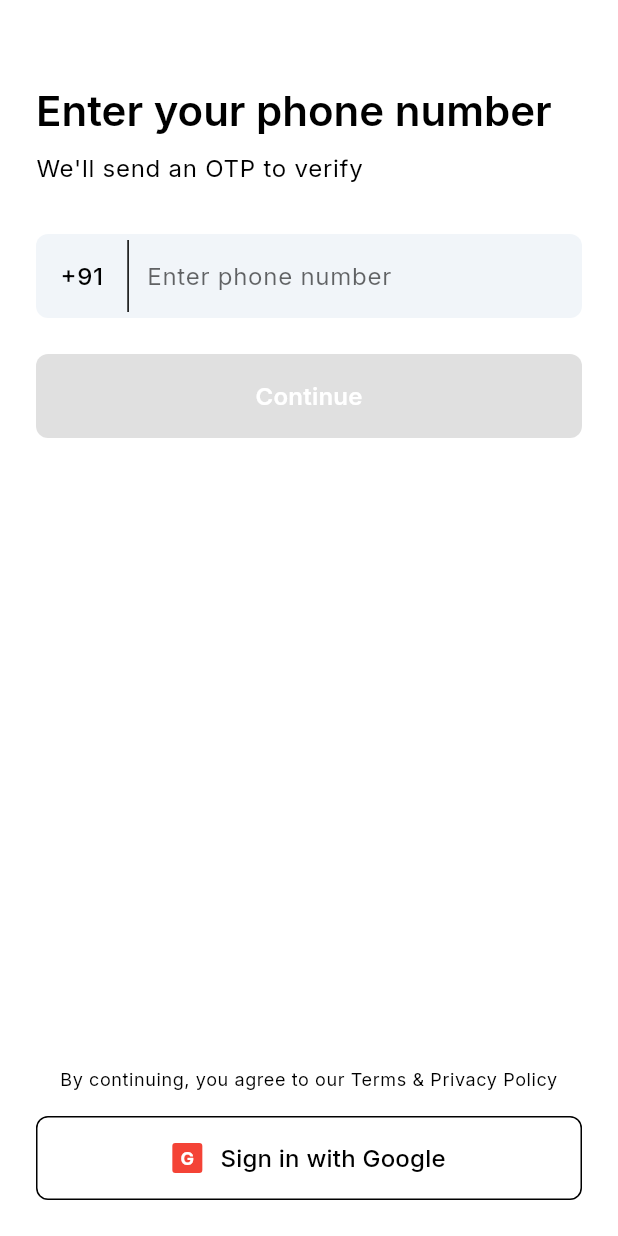
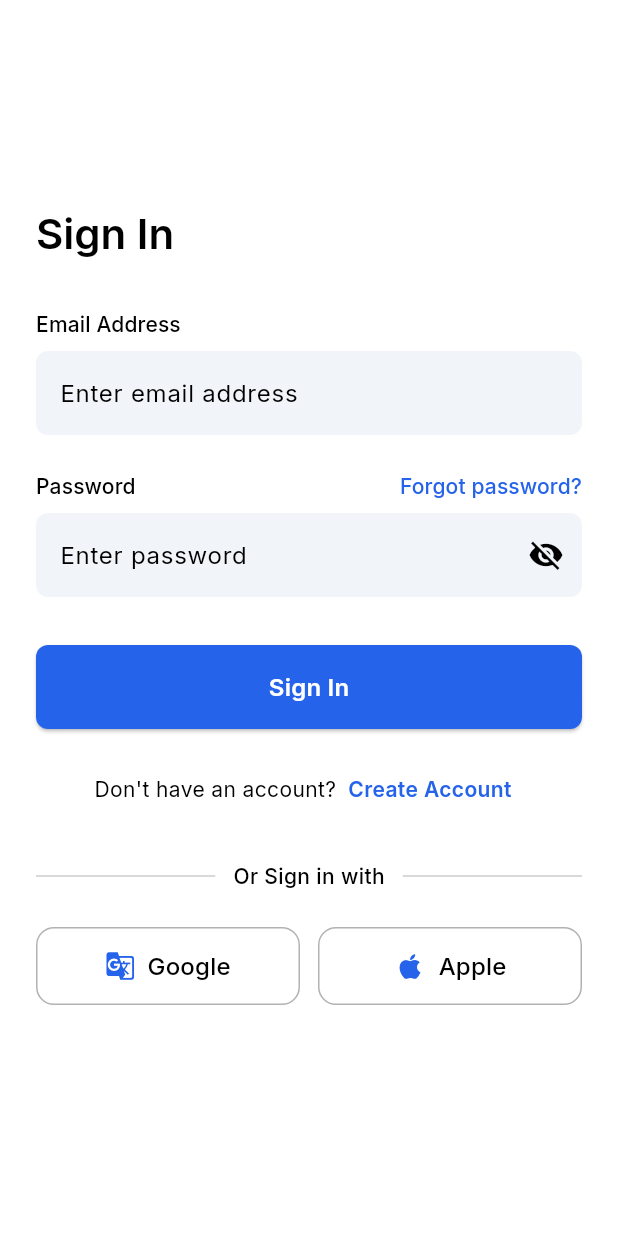
Before and after one commit to arshnirmal/Shipzy, a Flutter app: the screen it shows after launch, on a phone screen of 412 x 824 dp. Run offline on Flutter 3.47's test engine with Material 3 defaults, Android fonts, the phone set to English and light mode, and no system bars; our stand-ins replace device_info_plus, dio, equatable, firebase_auth, firebase_core, flutter_dotenv and 11 more; missing offline and left inert: mapbox_maps_flutter; accounts and stored records are empty; generated files the repository leaves out were written again.

Commit message:
Add login and registration screens, update routing for authentication flow

```diff
--- /dev/null
+++ b/apps/user/lib/screens/auth/login_screen.dart
@@ -0,0 +1,247 @@
+import 'package:flutter/material.dart';
+import 'package:flutter_riverpod/flutter_riverpod.dart';
+import 'package:go_router/go_router.dart';
+
+import '../../utils/app_routes.dart';
+
+class LoginScreen extends ConsumerStatefulWidget {
+  const LoginScreen({super.key});
+
+  @override
+  ConsumerState<LoginScreen> createState() => _LoginScreenState();
+}
+
+class _LoginScreenState extends ConsumerState<LoginScreen> {
+  final _formKey = GlobalKey<FormState>();
+  final _emailController = TextEditingController();
+  final _passwordController = TextEditingController();
+
+  bool _obscurePassword = true;
+
+  @override
+  void dispose() {
+    _emailController.dispose();
+    _passwordController.dispose();
+    super.dispose();
+  }
+
+  void _togglePasswordVisibility() {
+    setState(() {
+      _obscurePassword = !_obscurePassword;
+    });
+  }
+
+  void _submit() {
+    if (!(_formKey.currentState?.validate() ?? false)) {
+      return;
+    }
+
+    // TODO: Wire up with email auth provider (planned in subsequent task)
+  }
+
+  @override
+  Widget build(BuildContext context) {
+    final theme = Theme.of(context);
+
+    return Scaffold(
+      backgroundColor: theme.colorScheme.surface,
+      body: SafeArea(
+        child: Center(
+          child: SingleChildScrollView(
+            padding: const EdgeInsets.symmetric(horizontal: 24).copyWith(bottom: MediaQuery.of(context).viewInsets.bottom + 24),
+            child: Form(
+              key: _formKey,
+              child: Column(
+                crossAxisAlignment: CrossAxisAlignment.start,
+                children: [
+                  const SizedBox(height: 32),
+                  Text(
+                    'Sign In',
+                    style: theme.textTheme.headlineMedium?.copyWith(fontWeight: FontWeight.w600, color: theme.colorScheme.onSurface),
+                  ),
+                  const SizedBox(height: 32),
+                  Text(
+                    'Email Address',
+                    style: theme.textTheme.labelLarge?.copyWith(fontWeight: FontWeight.w500, color: theme.colorScheme.onSurfaceVariant),
+                  ),
+                  const SizedBox(height: 8),
+                  TextFormField(
+                    controller: _emailController,
+                    keyboardType: TextInputType.emailAddress,
+                    textInputAction: TextInputAction.next,
+                    decoration: const InputDecoration(hintText: 'Enter email address'),
+                    validator: (value) {
+                      if (value == null || value.isEmpty) {
+                        return 'Please enter your email';
+                      }
+                      final emailRegex = RegExp(r'^[^@\s]+@[^@\s]+\.[^@\s]+$');
+                      if (!emailRegex.hasMatch(value)) {
+                        return 'Please enter a valid email';
+                      }
+                      return null;
+                    },
+                  ),
+                  const SizedBox(height: 24),
+                  Row(
+                    mainAxisAlignment: MainAxisAlignment.spaceBetween,
+                    children: [
+                      Text(
+                        'Password',
+                        style: theme.textTheme.labelLarge?.copyWith(fontWeight: FontWeight.w500, color: theme.colorScheme.onSurfaceVariant),
+                      ),
+                      TextButton(
+                        onPressed: () {
+                          // TODO: Navigate to forgot password flow
+                        },
+                        style: TextButton.styleFrom(
+                          padding: EdgeInsets.zero,
+                          minimumSize: Size.zero,
+                          tapTargetSize: MaterialTapTargetSize.shrinkWrap,
+                        ),
+                        child: Text(
+                          'Forgot password?',
+                          style: theme.textTheme.labelLarge?.copyWith(color: theme.colorScheme.primary, fontWeight: FontWeight.w500),
+                        ),
+                      ),
+                    ],
+                  ),
+                  const SizedBox(height: 8),
+                  TextFormField(
+                    controller: _passwordController,
+                    obscureText: _obscurePassword,
+                    textInputAction: TextInputAction.done,
+                    onFieldSubmitted: (_) => _submit(),
+                    decoration: InputDecoration(
+                      hintText: 'Enter password',
+                      suffixIcon: IconButton(
+                        onPressed: _togglePasswordVisibility,
+                        icon: Icon(_obscurePassword ? Icons.visibility_off : Icons.visibility),
+                      ),
+                    ),
+                    validator: (value) {
+                      if (value == null || value.isEmpty) {
+                        return 'Please enter your password';
+                      }
+                      if (value.length < 6) {
+                        return 'Password must be at least 6 characters';
+                      }
+                      return null;
+                    },
+                  ),
+                  const SizedBox(height: 32),
+                  SizedBox(
+                    width: double.infinity,
+                    height: 56,
+                    child: ElevatedButton(
+                      onPressed: _submit,
+                      child: Text(
+                        'Sign In',
+                        style: theme.textTheme.titleMedium?.copyWith(fontWeight: FontWeight.w600, color: Colors.white),
+                      ),
+                    ),
+                  ),
+                  const SizedBox(height: 16),
+                  Row(
+                    mainAxisAlignment: MainAxisAlignment.center,
+                    children: [
+                      Text("Don't have an account?", style: theme.textTheme.bodyMedium?.copyWith(color: theme.colorScheme.onSurfaceVariant)),
+                      TextButton(
+                        onPressed: () => context.push(AppRoutes.register),
+                        style: TextButton.styleFrom(padding: const EdgeInsets.symmetric(horizontal: 8), minimumSize: Size.zero),
+                        child: Text(
+                          'Create Account',
+                          style: theme.textTheme.bodyMedium?.copyWith(fontWeight: FontWeight.w600, color: theme.colorScheme.primary),
+                        ),
+                      ),
+                    ],
+                  ),
+                  const SizedBox(height: 24),
+                  const _AuthDivider(text: 'Or Sign in with'),
+                  const SizedBox(height: 24),
+                  Row(
+                    children: [
+                      Expanded(
+                        child: _SocialButton(
+                          label: 'Google',
+                          icon: const Icon(Icons.g_translate, size: 20),
+                          onPressed: () {
+                            // TODO: Trigger Google sign-in
+                          },
+                        ),
+                      ),
+                      const SizedBox(width: 12),
+                      Expanded(
+                        child: _SocialButton(
+                          label: 'Apple',
+                          icon: const Icon(Icons.apple, size: 22),
+                          onPressed: () {
+                            // TODO: Trigger Apple sign-in
+                          },
+                        ),
+                      ),
+                    ],
+                  ),
+                  const SizedBox(height: 24),
+                ],
+              ),
+            ),
+          ),
+        ),
+      ),
+    );
+  }
+}
+
+class _AuthDivider extends StatelessWidget {
+  const _AuthDivider({required this.text});
+
+  final String text;
+
+  @override
+  Widget build(BuildContext context) {
+    final theme = Theme.of(context);
+    final dividerColor = theme.colorScheme.outline.withOpacity(0.2);
+
+    return Row(
+      children: [
+        Expanded(child: Divider(color: dividerColor, thickness: 1)),
+        Padding(
+          padding: const EdgeInsets.symmetric(horizontal: 12),
+          child: Text(
+            text,
+            style: theme.textTheme.bodyMedium?.copyWith(color: theme.colorScheme.onSurfaceVariant, fontWeight: FontWeight.w500),
+          ),
+        ),
+        Expanded(child: Divider(color: dividerColor, thickness: 1)),
+      ],
+    );
+  }
+}
+
+class _SocialButton extends StatelessWidget {
+  const _SocialButton({required this.label, required this.icon, required this.onPressed});
+
+  final String label;
+  final Widget icon;
+  final VoidCallback onPressed;
+
+  @override
+  Widget build(BuildContext context) {
+    final theme = Theme.of(context);
+
+    return OutlinedButton.icon(
+      onPressed: onPressed,
+      icon: icon,
+      label: Text(
+        label,
+        style: theme.textTheme.titleMedium?.copyWith(fontWeight: FontWeight.w500, color: theme.colorScheme.onSurface),
+      ),
+      style: OutlinedButton.styleFrom(
+        padding: const EdgeInsets.symmetric(vertical: 14),
+        shape: RoundedRectangleBorder(borderRadius: BorderRadius.circular(12)),
+        side: BorderSide(color: theme.colorScheme.outline.withOpacity(0.3)),
+        backgroundColor: theme.colorScheme.surface,
+      ),
+    );
+  }
+}
--- a/apps/user/lib/screens/auth/phone_auth_screen.dart
+++ /dev/null
@@ -1,162 +0,0 @@
-import 'package:flutter/material.dart';
-import 'package:flutter/services.dart';
-import 'package:flutter_riverpod/flutter_riverpod.dart';
-import 'package:go_router/go_router.dart';
-
-import '../../providers/phone_auth_provider.dart';
-import '../../utils/app_routes.dart';
-
-class PhoneAuthScreen extends ConsumerWidget {
-  const PhoneAuthScreen({super.key});
-
-  @override
-  Widget build(BuildContext context, WidgetRef ref) {
-    final phoneAuthState = ref.watch(phoneAuthenticationProvider);
-    final phoneAuthNotifier = ref.read(phoneAuthenticationProvider.notifier);
-
-    return Scaffold(
-      body: SafeArea(
-        child: Padding(
-          padding: const EdgeInsets.symmetric(horizontal: 24),
-          child: Column(
-            crossAxisAlignment: CrossAxisAlignment.start,
-            children: [
-              const SizedBox(height: 56),
-
-              // Title
-              Text(
-                'Enter your phone number',
-                style: Theme.of(
-                  context,
-                ).textTheme.headlineMedium?.copyWith(fontWeight: FontWeight.w600, color: Theme.of(context).colorScheme.onSurface),
-              ),
-
-              const SizedBox(height: 8),
-
-              // Helper text
-              Text(
-                "We'll send an OTP to verify",
-                style: Theme.of(context).textTheme.bodyLarge?.copyWith(color: Theme.of(context).colorScheme.onSurfaceVariant),
-              ),
-
-              const SizedBox(height: 32),
-
-              // Phone input field
-              TextFormField(
-                keyboardType: TextInputType.number,
-                inputFormatters: [FilteringTextInputFormatter.digitsOnly, LengthLimitingTextInputFormatter(10)],
-                decoration: InputDecoration(
-                  prefixIcon: Container(
-                    padding: const EdgeInsets.symmetric(horizontal: 16, vertical: 12),
-                    margin: const EdgeInsets.only(right: 8),
-                    decoration: BoxDecoration(
-                      border: Border(right: BorderSide(color: Theme.of(context).colorScheme.outline)),
-                    ),
-                    child: Text(
-                      '+91',
-                      style: Theme.of(
-                        context,
-                      ).textTheme.bodyLarge?.copyWith(fontWeight: FontWeight.w500, color: Theme.of(context).colorScheme.onSurface),
-                    ),
-                  ),
-                  hintText: 'Enter phone number',
-                  hintStyle: TextStyle(color: Theme.of(context).colorScheme.onSurfaceVariant.withOpacity(0.6)),
-                  errorText: phoneAuthState.error,
-                ),
-                style: Theme.of(context).textTheme.bodyLarge,
-                onChanged: (value) {
-                  phoneAuthNotifier.updatePhoneNumber(value);
-                  if (phoneAuthState.error != null) {
-                    phoneAuthNotifier.setError(null);
-                  }
-                },
-              ),
-
-              const SizedBox(height: 24),
-
-              // Continue button
-              SizedBox(
-                width: double.infinity,
-                height: 56,
-                child: ElevatedButton(
-                  onPressed: phoneAuthState.canSendOtp
-                      ? () async {
-                          await phoneAuthNotifier.sendOtp();
-                          if (phoneAuthState.verificationId != null || phoneAuthState.autoVerifiedCredential != null) {
-                            if (context.mounted) {
-                              await context.pushNamed(AppRoutes.otp, extra: phoneAuthState.phoneNumber);
-                            }
-                          }
-                        }
-                      : null,
-                  style: ElevatedButton.styleFrom(shape: RoundedRectangleBorder(borderRadius: BorderRadius.circular(8))),
-                  child: phoneAuthState.isLoading
-                      ? const SizedBox(height: 20, width: 20, child: CircularProgressIndicator(strokeWidth: 2, color: Colors.white))
-                      : Text(
-                          'Continue',
-                          style: Theme.of(context).textTheme.titleMedium?.copyWith(fontWeight: FontWeight.w600, color: Colors.white),
-                        ),
-                ),
-              ),
-
-              const Spacer(),
-
-              // Terms and privacy
-              Center(
-                child: Text(
-                  'By continuing, you agree to our Terms & Privacy Policy',
-                  style: Theme.of(context).textTheme.bodySmall?.copyWith(color: Theme.of(context).colorScheme.onSurfaceVariant),
-                  textAlign: TextAlign.center,
-                ),
-              ),
-
-              const SizedBox(height: 16),
-
-              // Google sign-in button (placeholder)
-              SizedBox(
-                width: double.infinity,
-                height: 56,
-                child: OutlinedButton(
-                  onPressed: () {
-                    // TODO: Implement Google sign-in
-                    ScaffoldMessenger.of(context).showSnackBar(const SnackBar(content: Text('Google sign-in coming soon!')));
-                  },
-                  style: OutlinedButton.styleFrom(
-                    side: BorderSide(color: Theme.of(context).colorScheme.outline),
-                    shape: RoundedRectangleBorder(borderRadius: BorderRadius.circular(8)),
-                  ),
-                  child: Row(
-                    mainAxisAlignment: MainAxisAlignment.center,
-                    children: [
-                      // Placeholder for Google icon
-                      Container(
-                        width: 20,
-                        height: 20,
-                        decoration: BoxDecoration(color: Colors.red, borderRadius: BorderRadius.circular(2)),
-                        child: const Center(
-                          child: Text(
-                            'G',
-                            style: TextStyle(color: Colors.white, fontSize: 12, fontWeight: FontWeight.bold),
-                          ),
-                        ),
-                      ),
-                      const SizedBox(width: 12),
-                      Text(
-                        'Sign in with Google',
-                        style: Theme.of(
-                          context,
-                        ).textTheme.titleMedium?.copyWith(fontWeight: FontWeight.w500, color: Theme.of(context).colorScheme.onSurface),
-                      ),
-                    ],
-                  ),
-                ),
-              ),
-
-              const SizedBox(height: 24),
-            ],
-          ),
-        ),
-      ),
-    );
-  }
-}
--- a/apps/user/lib/utils/app_router.dart
+++ b/apps/user/lib/utils/app_router.dart
@@ -4,8 +4,8 @@ import 'package:riverpod_annotation/riverpod_annotation.dart';
 
 import '../providers/auth_state_provider.dart';
 import '../screens/auth/create_profile_screen.dart';
-import '../screens/auth/otp_screen.dart';
-import '../screens/auth/phone_auth_screen.dart';
+import '../screens/auth/login_screen.dart';
+import '../screens/auth/register_screen.dart';
 import '../screens/home/home_screen.dart';
 import '../screens/new_order/address_form_screen.dart';
 import '../screens/new_order/address_list_screen.dart';
@@ -32,7 +32,7 @@ GoRouter router(Ref ref) {
     redirect: (context, state) {
       final authStateValue = authState;
 
-      final isAuthRoute = state.matchedLocation == AppRoutes.phoneAuth || state.matchedLocation == AppRoutes.otp;
+      final isAuthRoute = state.matchedLocation == AppRoutes.login || state.matchedLocation == AppRoutes.register;
       final isOnSplash = state.matchedLocation == AppRoutes.splash;
 
       // Handle splash screen redirects
@@ -40,8 +40,8 @@ GoRouter router(Ref ref) {
         return authStateValue.maybeWhen(
           data: (authData) => authData.maybeWhen(
             authenticated: (user, isNewUser) => isNewUser ? AppRoutes.createProfile : AppRoutes.home,
-            unauthenticated: () => AppRoutes.phoneAuth,
-            orElse: () => AppRoutes.phoneAuth, // Default to phone auth if unknown state
+            unauthenticated: () => AppRoutes.login,
+            orElse: () => AppRoutes.login, // Default to login if unknown state
           ),
           orElse: () => null, // Stay on splash while loading
         );
@@ -66,7 +66,7 @@ GoRouter router(Ref ref) {
 
       // If not authenticated and not on auth route, redirect to phone auth
       if (!isAuthenticated && !isAuthRoute && state.matchedLocation != AppRoutes.createProfile) {
-        return AppRoutes.phoneAuth;
+        return AppRoutes.login;
       }
 
       // If authenticated and on auth route, redirect based on user status
@@ -87,15 +87,8 @@ GoRouter router(Ref ref) {
       GoRoute(path: AppRoutes.splash, name: 'splash', builder: (context, state) => const SplashScreen()),
 
       // ============ AUTHENTICATION ============
-      GoRoute(path: AppRoutes.phoneAuth, name: 'phoneAuth', builder: (context, state) => const PhoneAuthScreen()),
-      GoRoute(
-        path: AppRoutes.otp,
-        name: 'otp',
-        builder: (context, state) {
-          final phoneNumber = state.extra as String?;
-          return OtpScreen(phoneNumber: phoneNumber ?? '');
-        },
-      ),
+      GoRoute(path: AppRoutes.login, name: 'login', builder: (context, state) => const LoginScreen()),
+      GoRoute(path: AppRoutes.register, name: 'register', builder: (context, state) => const RegisterScreen()),
       GoRoute(path: AppRoutes.createProfile, name: 'createProfile', builder: (context, state) => const CreateProfileScreen()),
 
       // ============ MAIN APP (Shell Route for Bottom Nav) ============
--- a/apps/user/lib/utils/app_routes.dart
+++ b/apps/user/lib/utils/app_routes.dart
@@ -10,11 +10,11 @@ class AppRoutes {
   /// Route for the splash screen.
   static const String splash = '/';
 
-  /// Route for phone number authentication.
-  static const String phoneAuth = '/phone-auth';
+  /// Route for email/password login.
+  static const String login = '/login';
 
-  /// Route for OTP verification.
-  static const String otp = '/otp';
+  /// Route for account registration.
+  static const String register = '/register';
 
   /// Route for profile creation (first-time users).
   static const String createProfile = '/create-profile';
```
Also changed, not shown: apps/user/lib/screens/auth/register_screen.dart (added, +309 -0 lines), apps/user/assets/icons/Apple.svg (added).
